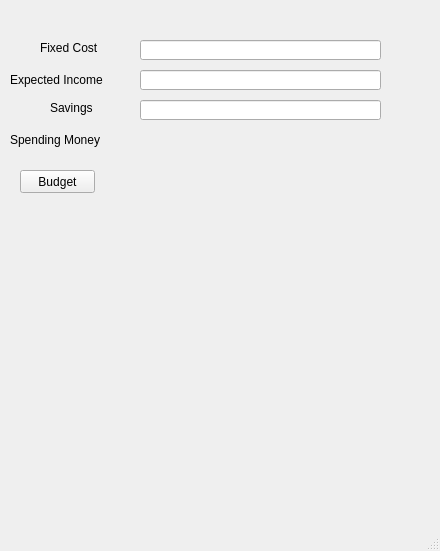
Qt form widgets/Budgeter/budgeter.ui (miranda0129/Stick2It) before a commit.
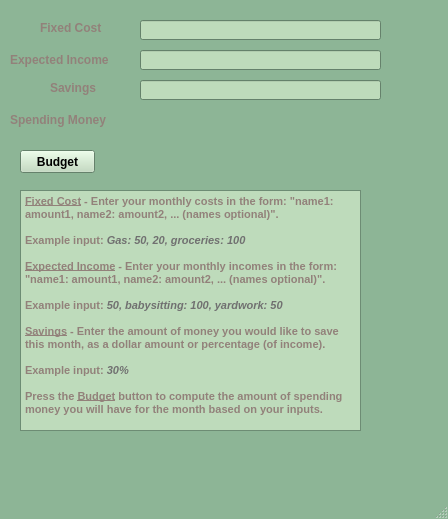
The same form after that commit.

```diff
--- a/widgets/Budgeter/budgeter.ui
+++ b/widgets/Budgeter/budgeter.ui
@@ -6,10 +6,371 @@
    <rect>
     <x>0</x>
     <y>0</y>
-    <width>440</width>
-    <height>551</height>
+    <width>448</width>
+    <height>519</height>
    </rect>
   </property>
+  <property name="palette">
+   <palette>
+    <active>
+     <colorrole role="WindowText">
+      <brush brushstyle="SolidPattern">
+       <color alpha="255">
+        <red>146</red>
+        <green>129</green>
+        <blue>122</blue>
+       </color>
+      </brush>
+     </colorrole>
+     <colorrole role="Button">
+      <brush brushstyle="SolidPattern">
+       <color alpha="255">
+        <red>190</red>
+        <green>219</green>
+        <blue>187</blue>
+       </color>
+      </brush>
+     </colorrole>
+     <colorrole role="Light">
+      <brush brushstyle="SolidPattern">
+       <color alpha="255">
+        <red>190</red>
+        <green>219</green>
+        <blue>187</blue>
+       </color>
+      </brush>
+     </colorrole>
+     <colorrole role="Midlight">
+      <brush brushstyle="SolidPattern">
+       <color alpha="255">
+        <red>190</red>
+        <green>219</green>
+        <blue>187</blue>
+       </color>
+      </brush>
+     </colorrole>
+     <colorrole role="Dark">
+      <brush brushstyle="SolidPattern">
+       <color alpha="255">
+        <red>112</red>
+        <green>112</green>
+        <blue>112</blue>
+       </color>
+      </brush>
+     </colorrole>
+     <colorrole role="Mid">
+      <brush brushstyle="SolidPattern">
+       <color alpha="255">
+        <red>112</red>
+        <green>112</green>
+        <blue>112</blue>
+       </color>
+      </brush>
+     </colorrole>
+     <colorrole role="Text">
+      <brush brushstyle="SolidPattern">
+       <color alpha="255">
+        <red>112</red>
+        <green>112</green>
+        <blue>112</blue>
+       </color>
+      </brush>
+     </colorrole>
+     <colorrole role="BrightText">
+      <brush brushstyle="SolidPattern">
+       <color alpha="255">
+        <red>190</red>
+        <green>219</green>
+        <blue>187</blue>
+       </color>
+      </brush>
+     </colorrole>
+     <colorrole role="ButtonText">
+      <brush brushstyle="SolidPattern">
+       <color alpha="255">
+        <red>0</red>
+        <green>0</green>
+        <blue>0</blue>
+       </color>
+      </brush>
+     </colorrole>
+     <colorrole role="Base">
+      <brush brushstyle="SolidPattern">
+       <color alpha="255">
+        <red>190</red>
+        <green>219</green>
+        <blue>187</blue>
+       </color>
+      </brush>
+     </colorrole>
+     <colorrole role="Window">
+      <brush brushstyle="SolidPattern">
+       <color alpha="255">
+        <red>141</red>
+        <green>181</green>
+        <blue>150</blue>
+       </color>
+      </brush>
+     </colorrole>
+     <colorrole role="Shadow">
+      <brush brushstyle="SolidPattern">
+       <color alpha="255">
+        <red>112</red>
+        <green>112</green>
+        <blue>112</blue>
+       </color>
+      </brush>
+     </colorrole>
+     <colorrole role="Highlight">
+      <brush brushstyle="SolidPattern">
+       <color alpha="255">
+        <red>190</red>
+        <green>219</green>
+        <blue>187</blue>
+       </color>
+      </brush>
+     </colorrole>
+    </active>
+    <inactive>
+     <colorrole role="WindowText">
+      <brush brushstyle="SolidPattern">
+       <color alpha="255">
+        <red>146</red>
+        <green>129</green>
+        <blue>122</blue>
+       </color>
+      </brush>
+     </colorrole>
+     <colorrole role="Button">
+      <brush brushstyle="SolidPattern">
+       <color alpha="255">
+        <red>190</red>
+        <green>219</green>
+        <blue>187</blue>
+       </color>
+      </brush>
+     </colorrole>
+     <colorrole role="Light">
+      <brush brushstyle="SolidPattern">
+       <color alpha="255">
+        <red>190</red>
+        <green>219</green>
+        <blue>187</blue>
+       </color>
+      </brush>
+     </colorrole>
+     <colorrole role="Midlight">
+      <brush brushstyle="SolidPattern">
+       <color alpha="255">
+        <red>190</red>
+        <green>219</green>
+        <blue>187</blue>
+       </color>
+      </brush>
+     </colorrole>
+     <colorrole role="Dark">
+      <brush brushstyle="SolidPattern">
+       <color alpha="255">
+        <red>112</red>
+        <green>112</green>
+        <blue>112</blue>
+       </color>
+      </brush>
+     </colorrole>
+     <colorrole role="Mid">
+      <brush brushstyle="SolidPattern">
+       <color alpha="255">
+        <red>112</red>
+        <green>112</green>
+        <blue>112</blue>
+       </color>
+      </brush>
+     </colorrole>
+     <colorrole role="Text">
+      <brush brushstyle="SolidPattern">
+       <color alpha="255">
+        <red>112</red>
+        <green>112</green>
+        <blue>112</blue>
+       </color>
+      </brush>
+     </colorrole>
+     <colorrole role="BrightText">
+      <brush brushstyle="SolidPattern">
+       <color alpha="255">
+        <red>190</red>
+        <green>219</green>
+        <blue>187</blue>
+       </color>
+      </brush>
+     </colorrole>
+     <colorrole role="ButtonText">
+      <brush brushstyle="SolidPattern">
+       <color alpha="255">
+        <red>0</red>
+        <green>0</green>
+        <blue>0</blue>
+       </color>
+      </brush>
+     </colorrole>
+     <colorrole role="Base">
+      <brush brushstyle="SolidPattern">
+       <color alpha="255">
+        <red>190</red>
+        <green>219</green>
+        <blue>187</blue>
+       </color>
+      </brush>
+     </colorrole>
+     <colorrole role="Window">
+      <brush brushstyle="SolidPattern">
+       <color alpha="255">
+        <red>141</red>
+        <green>181</green>
+        <blue>150</blue>
+       </color>
+      </brush>
+     </colorrole>
+     <colorrole role="Shadow">
+      <brush brushstyle="SolidPattern">
+       <color alpha="255">
+        <red>112</red>
+        <green>112</green>
+        <blue>112</blue>
+       </color>
+      </brush>
+     </colorrole>
+     <colorrole role="Highlight">
+      <brush brushstyle="SolidPattern">
+       <color alpha="255">
+        <red>190</red>
+        <green>219</green>
+        <blue>187</blue>
+       </color>
+      </brush>
+     </colorrole>
+    </inactive>
+    <disabled>
+     <colorrole role="WindowText">
+      <brush brushstyle="SolidPattern">
+       <color alpha="255">
+        <red>112</red>
+        <green>112</green>
+        <blue>112</blue>
+       </color>
+      </brush>
+     </colorrole>
+     <colorrole role="Button">
+      <brush brushstyle="SolidPattern">
+       <color alpha="255">
+        <red>190</red>
+        <green>219</green>
+        <blue>187</blue>
+       </color>
+      </brush>
+     </colorrole>
+     <colorrole role="Light">
+      <brush brushstyle="SolidPattern">
+       <color alpha="255">
+        <red>190</red>
+        <green>219</green>
+        <blue>187</blue>
+       </color>
+      </brush>
+     </colorrole>
+     <colorrole role="Midlight">
+      <brush brushstyle="SolidPattern">
+       <color alpha="255">
+        <red>190</red>
+        <green>219</green>
+        <blue>187</blue>
+       </color>
+      </brush>
+     </colorrole>
+     <colorrole role="Dark">
+      <brush brushstyle="SolidPattern">
+       <color alpha="255">
+        <red>112</red>
+        <green>112</green>
+        <blue>112</blue>
+       </color>
+      </brush>
+     </colorrole>
+     <colorrole role="Mid">
+      <brush brushstyle="SolidPattern">
+       <color alpha="255">
+        <red>112</red>
+        <green>112</green>
+        <blue>112</blue>
+       </color>
+      </brush>
+     </colorrole>
+     <colorrole role="Text">
+      <brush brushstyle="SolidPattern">
+       <color alpha="255">
+        <red>112</red>
+        <green>112</green>
+        <blue>112</blue>
+       </color>
+      </brush>
+     </colorrole>
+     <colorrole role="BrightText">
+      <brush brushstyle="SolidPattern">
+       <color alpha="255">
+        <red>190</red>
+        <green>219</green>
+        <blue>187</blue>
+       </color>
+      </brush>
+     </colorrole>
+     <colorrole role="ButtonText">
+      <brush brushstyle="SolidPattern">
+       <color alpha="255">
+        <red>112</red>
+        <green>112</green>
+        <blue>112</blue>
+       </color>
+      </brush>
+     </colorrole>
+     <colorrole role="Base">
+      <brush brushstyle="SolidPattern">
+       <color alpha="255">
+        <red>141</red>
+        <green>181</green>
+        <blue>150</blue>
+       </color>
+      </brush>
+     </colorrole>
+     <colorrole role="Window">
+      <brush brushstyle="SolidPattern">
+       <color alpha="255">
+        <red>141</red>
+        <green>181</green>
+        <blue>150</blue>
+       </color>
+      </brush>
+     </colorrole>
+     <colorrole role="Shadow">
+      <brush brushstyle="SolidPattern">
+       <color alpha="255">
+        <red>112</red>
+        <green>112</green>
+        <blue>112</blue>
+       </color>
+      </brush>
+     </colorrole>
+     <colorrole role="Highlight">
+      <brush brushstyle="SolidPattern">
+       <color alpha="255">
+        <red>0</red>
+        <green>120</green>
+        <blue>215</blue>
+       </color>
+      </brush>
+     </colorrole>
+    </disabled>
+   </palette>
+  </property>
   <property name="windowTitle">
    <string>MainWindow</string>
   </property>
@@ -18,21 +379,33 @@
     <property name="geometry">
      <rect>
       <x>140</x>
-      <y>40</y>
+      <y>20</y>
       <width>241</width>
       <height>20</height>
      </rect>
     </property>
+    <property name="font">
+     <font>
+      <weight>75</weight>
+      <bold>true</bold>
+     </font>
+    </property>
    </widget>
    <widget class="QLabel" name="label">
     <property name="geometry">
      <rect>
       <x>40</x>
-      <y>40</y>
+      <y>20</y>
       <width>81</width>
       <height>16</height>
      </rect>
     </property>
+    <property name="font">
+     <font>
+      <weight>75</weight>
+      <bold>true</bold>
+     </font>
+    </property>
     <property name="text">
      <string>Fixed Cost</string>
     </property>
@@ -41,11 +414,17 @@
     <property name="geometry">
      <rect>
       <x>10</x>
-      <y>130</y>
+      <y>110</y>
       <width>111</width>
       <height>20</height>
      </rect>
     </property>
+    <property name="font">
+     <font>
+      <weight>75</weight>
+      <bold>true</bold>
+     </font>
+    </property>
     <property name="text">
      <string>Spending Money</string>
     </property>
@@ -54,21 +433,33 @@
     <property name="geometry">
      <rect>
       <x>140</x>
-      <y>70</y>
+      <y>50</y>
       <width>241</width>
       <height>20</height>
      </rect>
     </property>
+    <property name="font">
+     <font>
+      <weight>75</weight>
+      <bold>true</bold>
+     </font>
+    </property>
    </widget>
    <widget class="QLabel" name="label_3">
     <property name="geometry">
      <rect>
       <x>10</x>
-      <y>70</y>
+      <y>50</y>
       <width>111</width>
       <height>20</height>
      </rect>
     </property>
+    <property name="font">
+     <font>
+      <weight>75</weight>
+      <bold>true</bold>
+     </font>
+    </property>
     <property name="text">
      <string>Expected Income</string>
     </property>
@@ -77,21 +468,33 @@
     <property name="geometry">
      <rect>
       <x>140</x>
-      <y>100</y>
+      <y>80</y>
       <width>241</width>
       <height>20</height>
      </rect>
     </property>
+    <property name="font">
+     <font>
+      <weight>75</weight>
+      <bold>true</bold>
+     </font>
+    </property>
    </widget>
    <widget class="QLabel" name="label_4">
     <property name="geometry">
      <rect>
       <x>50</x>
-      <y>100</y>
+      <y>80</y>
       <width>61</width>
       <height>16</height>
      </rect>
     </property>
+    <property name="font">
+     <font>
+      <weight>75</weight>
+      <bold>true</bold>
+     </font>
+    </property>
     <property name="text">
      <string>Savings</string>
     </property>
@@ -100,11 +503,17 @@
     <property name="geometry">
      <rect>
       <x>20</x>
-      <y>170</y>
+      <y>150</y>
       <width>75</width>
       <height>23</height>
      </rect>
     </property>
+    <property name="font">
+     <font>
+      <weight>75</weight>
+      <bold>true</bold>
+     </font>
+    </property>
     <property name="text">
      <string>Budget</string>
     </property>
@@ -113,11 +522,17 @@
     <property name="geometry">
      <rect>
       <x>140</x>
-      <y>130</y>
+      <y>110</y>
       <width>241</width>
       <height>16</height>
      </rect>
     </property>
+    <property name="font">
+     <font>
+      <weight>75</weight>
+      <bold>true</bold>
+     </font>
+    </property>
     <property name="styleSheet">
      <string notr="true"/>
     </property>
@@ -125,16 +540,29 @@
      <string/>
     </property>
    </widget>
-  </widget>
-  <widget class="QMenuBar" name="menubar">
-   <property name="geometry">
-    <rect>
-     <x>0</x>
-     <y>0</y>
-     <width>440</width>
-     <height>21</height>
-    </rect>
-   </property>
+   <widget class="QTextBrowser" name="textBrowser">
+    <property name="geometry">
+     <rect>
+      <x>20</x>
+      <y>190</y>
+      <width>341</width>
+      <height>241</height>
+     </rect>
+    </property>
+    <property name="html">
+     <string>&lt;!DOCTYPE HTML PUBLIC &quot;-//W3C//DTD HTML 4.0//EN&quot; &quot;http://www.w3.org/TR/REC-html40/strict.dtd&quot;&gt;
+&lt;html&gt;&lt;head&gt;&lt;meta name=&quot;qrichtext&quot; content=&quot;1&quot; /&gt;&lt;style type=&quot;text/css&quot;&gt;
+p, li { white-space: pre-wrap; }
+&lt;/style&gt;&lt;/head&gt;&lt;body style=&quot; font-family:'MS Shell Dlg 2'; font-size:8.25pt; font-weight:400; font-style:normal;&quot;&gt;
+&lt;p style=&quot; margin-top:0px; margin-bottom:0px; margin-left:0px; margin-right:0px; -qt-block-indent:0; text-indent:0px;&quot;&gt;&lt;span style=&quot; font-weight:600; text-decoration: underline; color:#92817a;&quot;&gt;Fixed Cost&lt;/span&gt;&lt;span style=&quot; font-weight:600; color:#92817a;&quot;&gt; - Enter your monthly costs in the form: &amp;quot;name1: amount1, name2: amount2, ... (names optional)&amp;quot;. &lt;br /&gt;&lt;br /&gt;Example input: &lt;/span&gt;&lt;span style=&quot; font-weight:600; font-style:italic; color:#707070;&quot;&gt;Gas: 50, 20, groceries: 100 &lt;/span&gt;&lt;span style=&quot; font-weight:600; color:#92817a;&quot;&gt;&lt;br /&gt;&lt;br /&gt;&lt;/span&gt;&lt;span style=&quot; font-weight:600; text-decoration: underline; color:#92817a;&quot;&gt;Expected Income&lt;/span&gt;&lt;span style=&quot; font-weight:600; color:#92817a;&quot;&gt; - Enter your monthly incomes in the form: &amp;quot;name1: amount1, name2: amount2, ... (names optional)&amp;quot;. &lt;br /&gt;&lt;br /&gt;Example input: &lt;/span&gt;&lt;span style=&quot; font-weight:600; font-style:italic; color:#707070;&quot;&gt;50, babysitting: 100, yardwork: 50&lt;/span&gt;&lt;/p&gt;
+&lt;p style=&quot;-qt-paragraph-type:empty; margin-top:0px; margin-bottom:0px; margin-left:0px; margin-right:0px; -qt-block-indent:0; text-indent:0px; font-weight:600; color:#92817a;&quot;&gt;&lt;br /&gt;&lt;/p&gt;
+&lt;p style=&quot; margin-top:0px; margin-bottom:0px; margin-left:0px; margin-right:0px; -qt-block-indent:0; text-indent:0px;&quot;&gt;&lt;span style=&quot; font-weight:600; text-decoration: underline; color:#92817a;&quot;&gt;Savings&lt;/span&gt;&lt;span style=&quot; font-weight:600; color:#92817a;&quot;&gt; - Enter the amount of money you would like to save this month, as a dollar amount or percentage (of income).&lt;/span&gt;&lt;/p&gt;
+&lt;p style=&quot;-qt-paragraph-type:empty; margin-top:0px; margin-bottom:0px; margin-left:0px; margin-right:0px; -qt-block-indent:0; text-indent:0px; font-weight:600; color:#92817a;&quot;&gt;&lt;br /&gt;&lt;/p&gt;
+&lt;p style=&quot; margin-top:0px; margin-bottom:0px; margin-left:0px; margin-right:0px; -qt-block-indent:0; text-indent:0px;&quot;&gt;&lt;span style=&quot; font-weight:600; color:#92817a;&quot;&gt;Example input: &lt;/span&gt;&lt;span style=&quot; font-weight:600; font-style:italic; color:#707070;&quot;&gt;30%&lt;/span&gt;&lt;/p&gt;
+&lt;p style=&quot;-qt-paragraph-type:empty; margin-top:0px; margin-bottom:0px; margin-left:0px; margin-right:0px; -qt-block-indent:0; text-indent:0px; font-weight:600; font-style:italic; color:#707070;&quot;&gt;&lt;br /&gt;&lt;/p&gt;
+&lt;p style=&quot; margin-top:0px; margin-bottom:0px; margin-left:0px; margin-right:0px; -qt-block-indent:0; text-indent:0px;&quot;&gt;&lt;span style=&quot; font-weight:600; color:#92817a;&quot;&gt;Press the &lt;/span&gt;&lt;span style=&quot; font-weight:600; text-decoration: underline; color:#92817a;&quot;&gt;Budget&lt;/span&gt;&lt;span style=&quot; font-weight:600; color:#92817a;&quot;&gt; button to compute the amount of spending money you will have for the month based on your inputs.&lt;/span&gt;&lt;/p&gt;&lt;/body&gt;&lt;/html&gt;</string>
+    </property>
+   </widget>
   </widget>
   <widget class="QStatusBar" name="statusbar"/>
  </widget>
```
Left out of the diff: 3 changed lines with no effect on the pictures.
